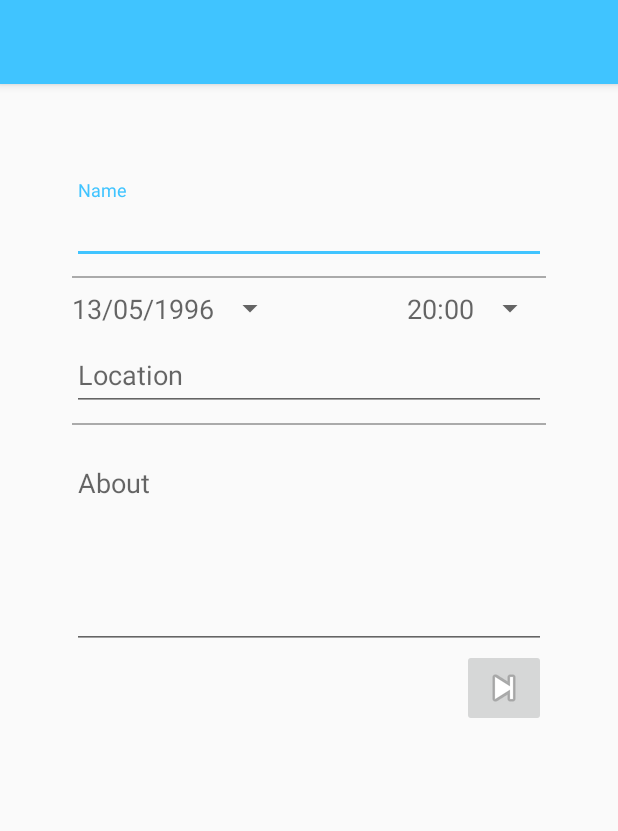
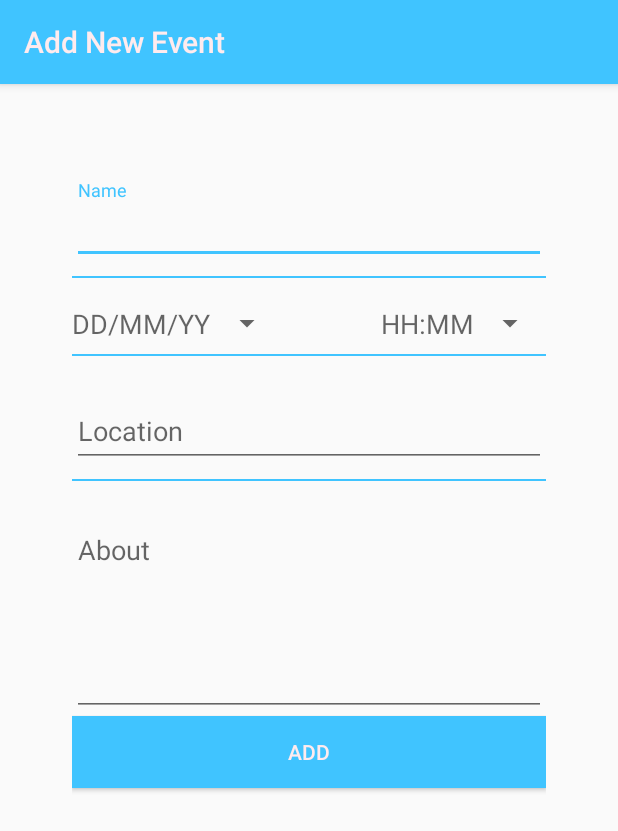
Before and after one commit to 12tp12/PlanIt, an Android app: the AddEvent screen opened directly, with no data from a screen before it, on a phone screen of 412 x 824 dp. Shown: the top 831 px of the screen. Run offline under Robolectric (Android 15) with nearby library versions, the phone set to English and light mode, and no system bars; our stand-ins replace Firebase (no records; nobody signed in at launch, a user with empty details on screens opened directly).

Commit message:
Adds event in FireBase and Fixing bug. Adding Token to each user

```diff
--- a/app/build.gradle
+++ b/app/build.gradle
@@ -27,7 +27,9 @@ dependencies {
     compile 'com.android.support:design:25.3.1'
     compile 'com.google.firebase:firebase-auth:10.2.6'
     compile 'com.google.firebase:firebase-database:10.2.6'
+    compile 'com.google.firebase:firebase-messaging:10.2.6'
     compile 'com.android.support:appcompat-v7:25.3.1'
+    compile 'com.android.support.constraint:constraint-layout:1.0.2'
     testCompile 'junit:junit:4.12'
 }
 
--- a/app/src/main/java/com/planit/planit/LoginActivity.java
+++ b/app/src/main/java/com/planit/planit/LoginActivity.java
@@ -61,6 +61,8 @@ public class LoginActivity extends AppCompatActivity implements View.OnClickList
                             fUser = fAuth.getCurrentUser();
                             String welcomeText = "Welcome " + fUser.getDisplayName();
                             Toast.makeText(getApplicationContext(), welcomeText, Toast.LENGTH_SHORT).show();
+                            Intent homeIntent = new Intent(getApplicationContext(), Home.class);
+                            startActivity(homeIntent);
                         }
                         else
                         {
--- a/app/src/main/res/layout/activity_add_event.xml
+++ b/app/src/main/res/layout/activity_add_event.xml
@@ -39,9 +39,9 @@
                 android:layout_width="match_parent"
                 android:layout_below="@id/event_name_container"
                 android:layout_height="1dp"
-                android:background="@android:color/darker_gray"
+                android:background="@color/colorAccent"
                 android:layout_marginTop="8dp"
-                android:layout_marginBottom="8dp"/>
+                android:layout_marginBottom="18dp"/>
 
             <TextView
                 style="@style/defaultPicker"
@@ -49,7 +49,8 @@
                 android:layout_below="@id/date_seperator"
                 android:layout_width="wrap_content"
                 android:layout_height="wrap_content"
-                android:hint="@string/date"/>
+                android:hint="@string/date"
+                android:textColor="@android:color/darker_gray"/>
             <TextView
                 style="@style/defaultPicker"
                 android:id="@+id/event_time_picker"
@@ -57,10 +58,21 @@
                 android:layout_alignEnd="@id/event_name_container"
                 android:layout_width="wrap_content"
                 android:layout_height="wrap_content"
-                android:hint="@string/hour_sample"/>
+                android:hint="@string/hour_sample"
+                android:textColor="@android:color/darker_gray"
+                />
+
+            <View
+                android:id="@+id/date_location_seperator"
+                android:layout_width="match_parent"
+                android:layout_below="@id/event_time_picker"
+                android:layout_height="1dp"
+                android:background="@color/colorAccent"
+                android:layout_marginTop="8dp"
+                android:layout_marginBottom="18dp"/>
 
             <android.support.design.widget.TextInputLayout
-                android:layout_below="@id/event_time_picker"
+                android:layout_below="@id/date_location_seperator"
                 android:id="@+id/event_location_container"
                 android:layout_width="match_parent"
                 android:layout_height="wrap_content">
@@ -76,9 +88,9 @@
                 android:layout_width="match_parent"
                 android:layout_below="@id/event_location_container"
                 android:layout_height="1dp"
-                android:background="@android:color/darker_gray"
+                android:background="@color/colorAccent"
                 android:layout_marginTop="8dp"
-                android:layout_marginBottom="8dp"/>
+                android:layout_marginBottom="15dp"/>
 
             <android.support.design.widget.TextInputLayout
                 android:layout_below="@id/about_seperator"
@@ -95,15 +107,22 @@
                     android:inputType="textMultiLine"/>
             </android.support.design.widget.TextInputLayout>
 
-            <android.support.v7.widget.AppCompatImageButton
-                android:id="@+id/next_page"
-                android:layout_width="wrap_content"
+            <!--<android.support.v7.widget.AppCompatImageButton-->
+                <!--android:id="@+id/next_page"-->
+                <!--android:layout_width="wrap_content"-->
+                <!--android:layout_height="wrap_content"-->
+                <!--android:layout_below="@id/event_about_continer"-->
+                <!--android:layout_alignEnd="@id/about_seperator"-->
+                <!--android:src="@android:drawable/ic_media_next"/>-->
+            <android.support.v7.widget.AppCompatButton
+                android:id="@+id/add_event_button"
+                android:layout_below="@id/event_about_continer"
+                style="@style/defaultButton"
+                android:layout_width="match_parent"
                 android:layout_height="wrap_content"
-                android:layout_below="@id/event_about_continer"
+                android:text="@string/AddEventButtonStr"
                 android:layout_alignEnd="@id/about_seperator"
-                android:src="@android:drawable/ic_media_next"/>
-
+                android:clickable="true"/>
         </RelativeLayout>
     </ViewFlipper>
-
 </RelativeLayout>
--- a/app/src/main/res/layout/activity_home.xml
+++ b/app/src/main/res/layout/activity_home.xml
@@ -7,7 +7,8 @@
     tools:context="com.planit.planit.Home">
 
     <include layout="@layout/toolbar"
-        android:id="@+id/home_toolbar" />
+        android:id="@+id/home_toolbar"
+        />
 
     <TextView
         style="@style/defaultText"
--- a/app/src/main/res/layout/toolbar.xml
+++ b/app/src/main/res/layout/toolbar.xml
@@ -9,4 +9,5 @@
     app:titleTextColor="@color/textOnP"
     android:layout_marginBottom="@dimen/activity_vertical_margin"
     android:layout_alignParentTop="true"
-    android:elevation="4dp" />
+    android:elevation="4dp"
+    />
--- a/app/src/main/res/values/strings.xml
+++ b/app/src/main/res/values/strings.xml
@@ -5,6 +5,7 @@
     <string name="password">Password</string>
     <string name="login">Login</string>
     <string name="register">Register</string>
+    <string name="AddEventButtonStr">Add</string>
     <string name="dont_have_account">Don\'t have an account?</string>
     <string name="app_logo">App Logo</string>
     <string name="first_name">First Name</string>
@@ -16,6 +17,8 @@
     <string name="location">Location</string>
     <string name="about">About</string>
     <string name="phone_number">Phone Number</string>
-    <string name="hour_sample">20:00</string>
-    <string name="date">13/05/1996</string>
+    <string name="hour_sample">HH:MM</string>
+    <string name="firebase_cloud_messaging_token">1234355</string>
+    <string name="user_id">0</string>
+    <string name="date">DD/MM/YY</string>
 </resources>
--- a/build.gradle
+++ b/build.gradle
@@ -5,7 +5,7 @@ buildscript {
         jcenter()
     }
     dependencies {
-        classpath 'com.android.tools.build:gradle:2.2.3'
+        classpath 'com.android.tools.build:gradle:2.3.1'
         classpath 'com.google.gms:google-services:3.1.0'
         // NOTE: Do not place your application dependencies here; they belong
         // in the individual module build.gradle files
```
Also changed, not shown: app/src/main/AndroidManifest.xml (+15 -3 lines), app/src/main/java/com/planit/planit/AddEvent.java (+139 -8 lines), app/src/main/java/com/planit/planit/FireBaseService/MyFirebaseInstanceIDService/MyFirebaseInstanceIDService.java (added, +47 -0 lines), app/src/main/java/com/planit/planit/FireBaseService/MyFirebaseInstanceIDService/MyFirebaseMessagingService.java (added, +72 -0 lines), app/src/main/java/com/planit/planit/Home.java (+20 -0 lines), app/src/main/java/com/planit/planit/RegisterActivity.java (+21 -6 lines), app/src/main/java/com/planit/planit/utils/Event.java (+54 -7 lines), app/src/main/java/com/planit/planit/utils/Message.java (+33 -0 lines), app/src/main/java/com/planit/planit/utils/User.java (+10 -1 lines), gradle/wrapper/gradle-wrapper.properties, 1 other file.
